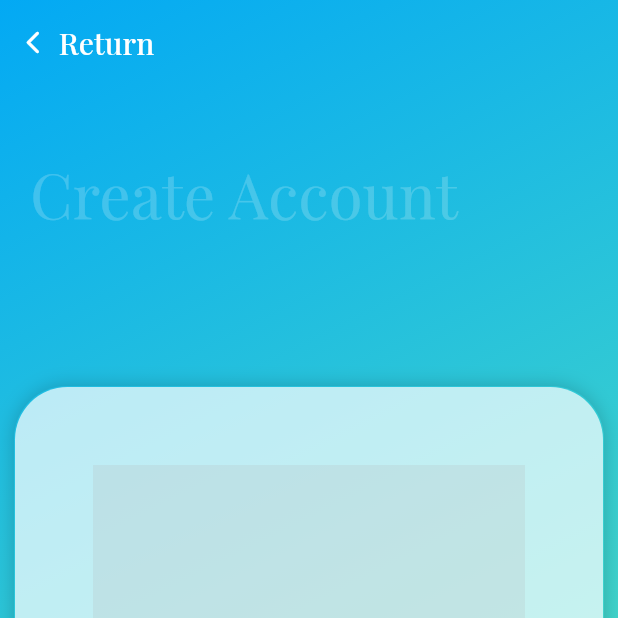
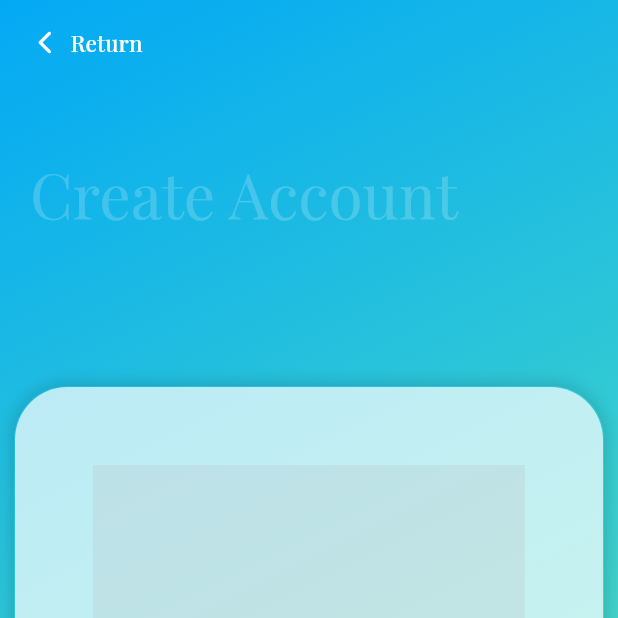
Before and after one commit to moexblade/Login_Page, a Flutter app: the Login screen opened directly, after a tap on "Login", after a tap on "Create new account", on a phone screen of 412 x 824 dp, the top half of it. Run offline on Flutter 3.47's test engine with Material 3 defaults, Android fonts, the light colour scheme and no system bars.

Commit message:
Return button font fixed

```diff
--- a/lib/features/login/presentation/login.dart
+++ b/lib/features/login/presentation/login.dart
@@ -44,7 +44,7 @@ class Login extends StatelessWidget {
             "Return",
             style: TextStyle(
               color: Colors.white,
-              fontSize: 20,
+              fontSize: 15,
               fontFamily: 'PlayfairDisplay',
             ),
           ),
--- a/lib/features/register/presentation/register.dart
+++ b/lib/features/register/presentation/register.dart
@@ -47,7 +47,7 @@ class Register extends StatelessWidget {
             "Return",
             style: TextStyle(
               color: Colors.white,
-              fontSize: 20,
+              fontSize: 15,
               fontFamily: 'PlayfairDisplay',
             ),
           ),
```
